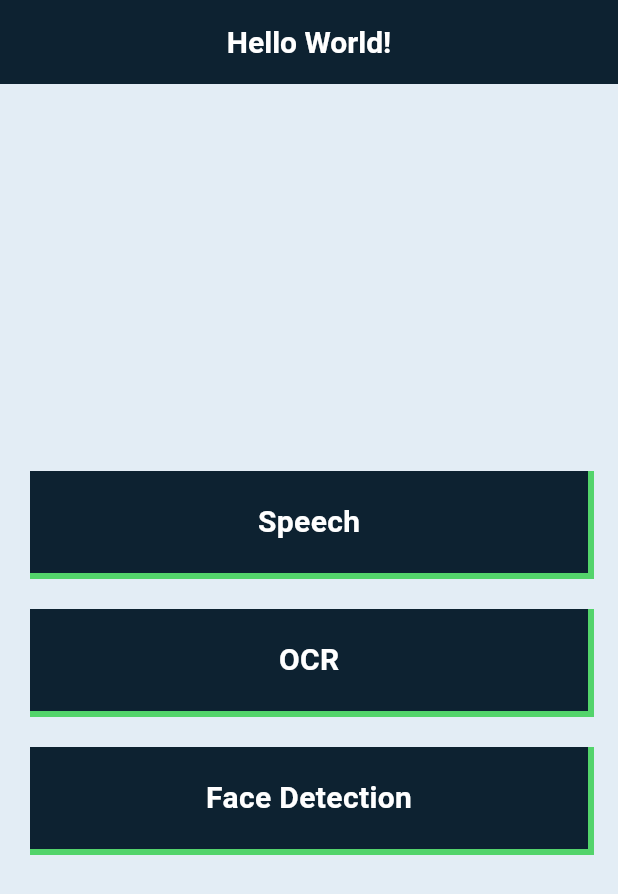
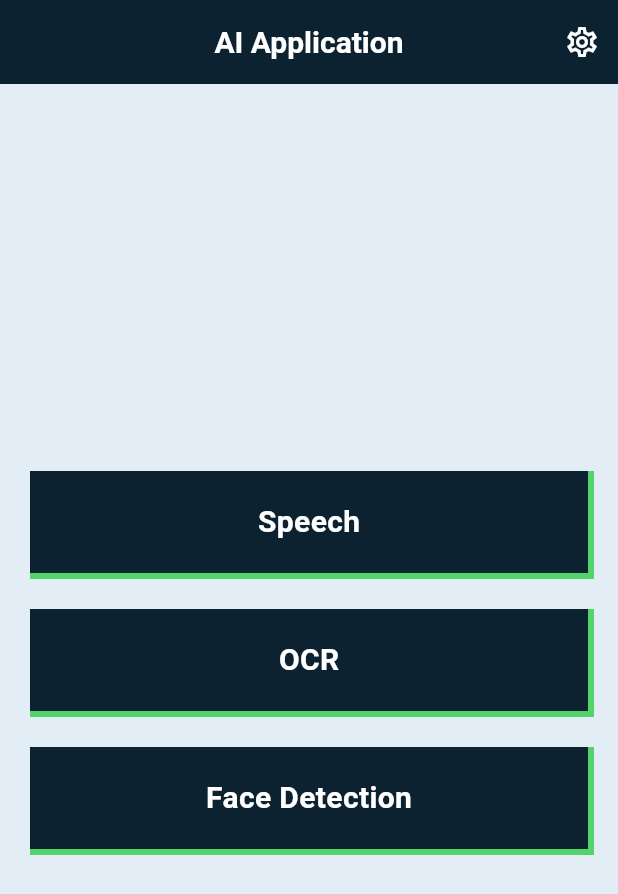
Before and after one commit to riyan-dcosta/ai_application_dct, a Flutter app: the screen it shows after launch, on a phone screen of 412 x 824 dp. Shown: the top 894 px of the screen. Run offline on Flutter 3.47's test engine with Material 2 defaults, Android fonts, the phone set to English and light mode, and no system bars; our stand-ins replace auto_route, camera, dotted_border, file_picker, flutter_riverpod, freezed_annotation and 2 more; missing offline and left inert: camerawesome, circular_progress_bar_with_lines, flutter_pdfview, google_mlkit_face_detection, pigeon; generated files the repository leaves out were written again.

Commit message:
localization feature is functional.

```diff
--- a/lib/core/l10n/app_es.arb
+++ /dev/null
@@ -1,4 +0,0 @@
-{
-    "helloWorld": "¡Hola Mundo!",
-    "hello": "¡Hola {userName}"
-}
--- a/lib/core/routes/auto_router_object.dart
+++ b/lib/core/routes/auto_router_object.dart
@@ -4,6 +4,7 @@ import 'package:ai_application_dct/features/nav_decider_pages/presentation/views
 import 'package:ai_application_dct/features/method_channel/presentation/pages/method_channel_home.dart';
 import 'package:ai_application_dct/features/nav_decider_pages/presentation/views/stt_tts_tab_page.dart';
 import 'package:ai_application_dct/features/ocr/presentation/pages/doc_upload_page.dart';
+import 'package:ai_application_dct/features/settings/presentation/pages/settings_page.dart';
 import 'package:ai_application_dct/features/speech_to_text/presentation/pages/stt_locale_decider_screen.dart';
 import 'package:ai_application_dct/features/speech_to_text/presentation/pages/stt_screen.dart';
 import 'package:ai_application_dct/features/text_to_speech/presentation/views/text_to_speech_page.dart';
@@ -30,5 +31,6 @@ class AppRouter extends _$AppRouter {
         AutoRoute(page: DocUploadRoute.page),
         AutoRoute(page: CameraImageStreamRoute.page),
         // AutoRoute(page: FaceDetectionRoute.page),
+        AutoRoute(page: SettingsRoute.page),
       ];
 }
--- a/lib/features/nav_decider_pages/presentation/views/home_page.dart
+++ b/lib/features/nav_decider_pages/presentation/views/home_page.dart
@@ -12,27 +12,35 @@ class HomePage extends StatelessWidget {
   Widget build(BuildContext context) {
     return Scaffold(
       appBar: AppBar(
-        title: Text(AppLocalizations.of(context)!.helloWorld),
+        title: Text(AppLocalizations.of(context)!.aiApplication),
         centerTitle: true,
+        actions: [
+          IconButton(
+            onPressed: () => context.router.push(const SettingsRoute()),
+            icon: Icon(
+              Icons.settings_outlined,
+            ),
+          ),
+        ],
       ),
       body: Center(
         child: Column(
           mainAxisAlignment: MainAxisAlignment.center,
           children: [
             CustomButton(
-              label: 'Speech',
+              label: AppLocalizations.of(context)!.speech,
               onPressed: () {
                 context.router.push(const SttTtsTabRoute());
               },
             ),
             CustomButton(
-              label: 'OCR',
+              label: AppLocalizations.of(context)!.ocr,
               onPressed: () {
                 context.router.push(const DocUploadRoute());
               },
             ),
             CustomButton(
-              label: 'Face Detection',
+              label: AppLocalizations.of(context)!.faceDetection,
               onPressed: () {
                 context.router.push(const CameraImageStreamRoute());
               },
--- a/lib/main.dart
+++ b/lib/main.dart
@@ -4,22 +4,24 @@ import 'package:flutter/material.dart';
 import 'package:flutter_riverpod/flutter_riverpod.dart';
 import 'package:flutter_gen/gen_l10n/app_localizations.dart';
 
+import 'features/settings/presentation/pod/settings_pod.dart';
+
 void main() {
   runApp(const ProviderScope(child: MainPage()));
 }
 
-class MainPage extends StatelessWidget {
+class MainPage extends ConsumerWidget {
   const MainPage({super.key});
 
   @override
-  Widget build(BuildContext context) {
+  Widget build(BuildContext context, WidgetRef ref) {
     return MaterialApp.router(
-      // routerConfig: AppRouter().config(),
       routerConfig: AutoRouterSingleton.routeConfig,
       title: 'AI Application DCTech',
       debugShowCheckedModeBanner: false,
       localizationsDelegates: AppLocalizations.localizationsDelegates,
       supportedLocales: AppLocalizations.supportedLocales,
+      locale: ref.watch(l10nPodProvider),
       theme: ThemeData(
         colorScheme: ColorScheme.fromSeed(
           seedColor: AppColor.accentColor,
```
Also changed, not shown: lib/core/l10n/app_ar.arb (+8 -2 lines), lib/core/l10n/app_en.arb (+8 -14 lines), lib/features/settings/presentation/pages/settings_page.dart (added, +62 -0 lines), lib/features/settings/presentation/pod/settings_pod.dart (added, +16 -0 lines), lib/core/routes/auto_router_object.gr.dart, lib/features/home_page/presentation/views/home_page.dart (deleted), lib/features/settings/presentation/pod/settings_pod.g.dart (added).
